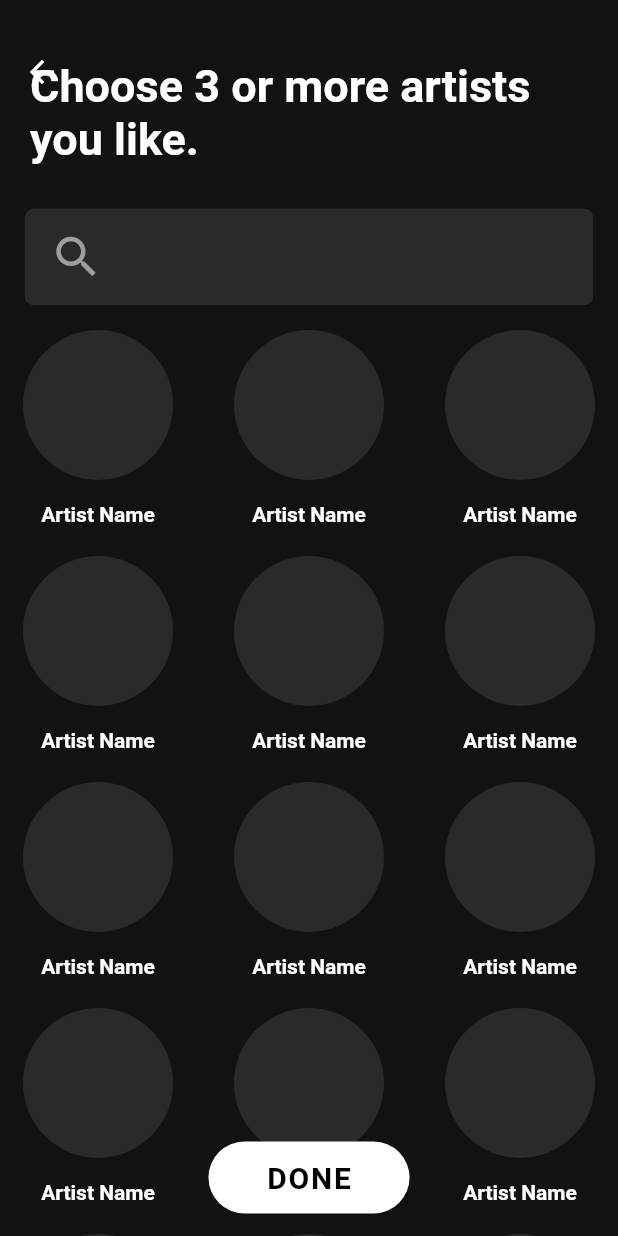
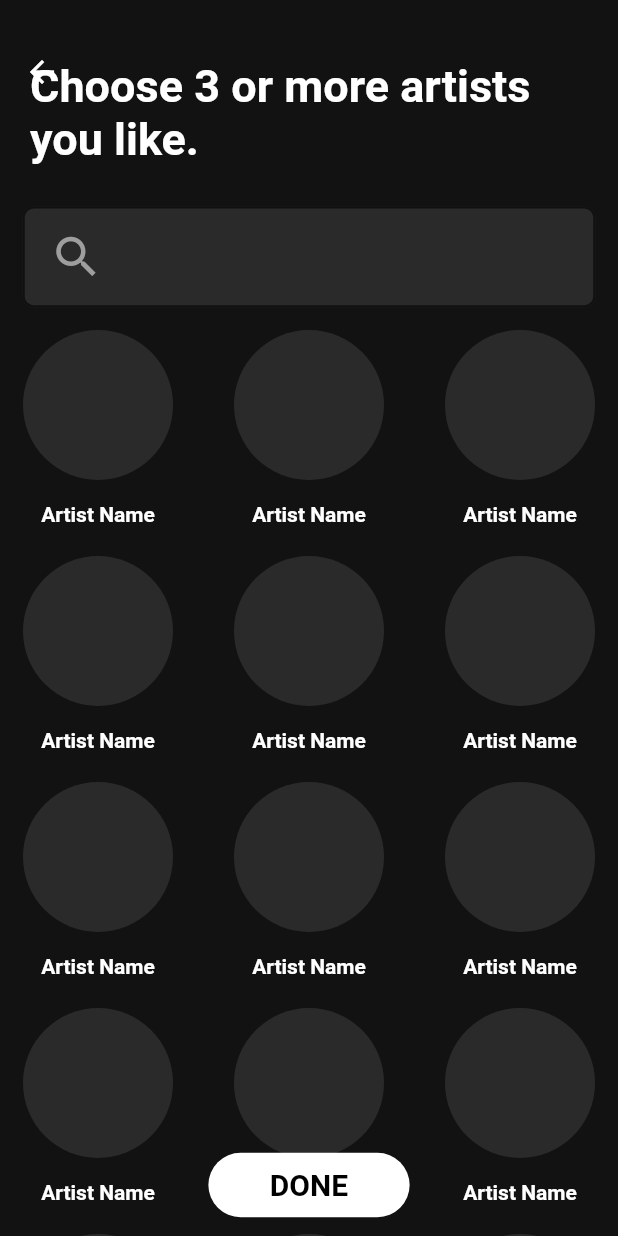
Before and after one commit to MagdyLaban/Spotify, a Flutter app: the ArtistsScreen screen opened by its route, on a phone screen of 412 x 824 dp. Run offline on Flutter 3.47's test engine with Material 2 defaults, Android fonts, the light colour scheme and no system bars.

Commit message:
more refactore

```diff
--- /dev/null
+++ b/lib/components/rounded_action_button.dart
@@ -0,0 +1,22 @@
+import 'package:flutter/material.dart';
+
+class RoundedActionButton extends StatelessWidget {
+
+  RoundedActionButton({@required this.title,@required this.onPressed});
+  final String title;
+  final Function onPressed;
+  @override
+  Widget build(BuildContext context) {
+    return FlatButton(
+      onPressed: onPressed,
+      color: Colors.white,
+      child:Padding(
+            padding: const EdgeInsets.symmetric(horizontal: 25,vertical: 10),
+            child: Text(title,style: TextStyle(color: Colors.black,fontWeight: FontWeight.bold,fontSize: 20),),
+          ),
+      shape: RoundedRectangleBorder(borderRadius: BorderRadius.circular(30.0)),
+
+    );
+
+  }
+}
--- a/lib/main.dart
+++ b/lib/main.dart
@@ -19,8 +19,7 @@ class MyApp extends StatelessWidget {
   Widget build(BuildContext context) {
     return MaterialApp(
       debugShowCheckedModeBanner: false,
-      initialRoute:BottomNavBar.id,
-
+      initialRoute:ArtistsScreen.id,
       routes: {
         SplashScreen.id : (context) =>SplashScreen(),
         RegisterScreen.id : (context) => RegisterScreen(),
--- a/lib/screens/artists_screen.dart
+++ b/lib/screens/artists_screen.dart
@@ -1,10 +1,11 @@
 import 'package:flutter/material.dart';
 import 'package:spotifynew/components/sliver_appbar_with_search.dart';
 import 'package:spotifynew/components/artists_tiles_sliver_grid.dart';
+import 'package:spotifynew/screens/bottom_nav_screens/bottom_nav_bar.dart';
 import 'package:spotifynew/utilities/constant.dart';
+import 'package:spotifynew/components/rounded_action_button.dart';
 
 class ArtistsScreen extends StatefulWidget {
-
   static const String id = 'artists screen';
 
   @override
@@ -12,8 +13,6 @@ class ArtistsScreen extends StatefulWidget {
 }
 
 class _ArtistsScreenState extends State<ArtistsScreen> {
-
-
   @override
   Widget build(BuildContext context) {
     return Scaffold(
@@ -22,20 +21,20 @@ class _ArtistsScreenState extends State<ArtistsScreen> {
         padding: const EdgeInsets.only(top: 20),
         child: CustomScrollView(
           slivers: <Widget>[
-            SliverAppBarWithSearch(),
+            SliverAppBarWithSearch(
+              text: 'Choose 3 or more artists you like.',
+            ),
             ArtistsTilesSliverGrid(),
           ],
         ),
       ),
       floatingActionButton: Padding(
-        padding: const EdgeInsets.only(bottom: 15),
-        child: FloatingActionButton.extended(
-          elevation: 0,
+        padding: const EdgeInsets.only(bottom:10 ),
+        child: RoundedActionButton(
+          title: 'DONE',
           onPressed: () {
-            // Add your onPressed code here!
+            Navigator.pushNamed(context, BottomNavBar.id);
           },
-          label: Text('   DONE   ',style: TextStyle(color: Colors.black,fontWeight: FontWeight.bold,fontSize: 20),),
-          backgroundColor: Colors.white,
         ),
       ),
       floatingActionButtonLocation: FloatingActionButtonLocation.centerDocked,
--- a/lib/screens/bottom_nav_screens/bottom_nav_bar.dart
+++ b/lib/screens/bottom_nav_screens/bottom_nav_bar.dart
@@ -49,6 +49,7 @@ class _BottomNavBarState extends State<BottomNavBar> {
         selectedItemColor: Colors.white,
         unselectedItemColor: Colors.grey,
         onTap: _onItemTapped,
+
       ),
     );
   }
--- a/lib/utilities/constant.dart
+++ b/lib/utilities/constant.dart
@@ -35,3 +35,4 @@ const kSearchBarStyle = InputDecoration(
 );
 
 const kBackgroundColor = Color(0xff121212);
+const kAppBarTitleTextStile = TextStyle(color: Colors.white,fontWeight: FontWeight.bold,fontSize: 30);
```
Also changed, not shown: lib/components/sliver_appbar_with_search.dart (+5 -2 lines).
